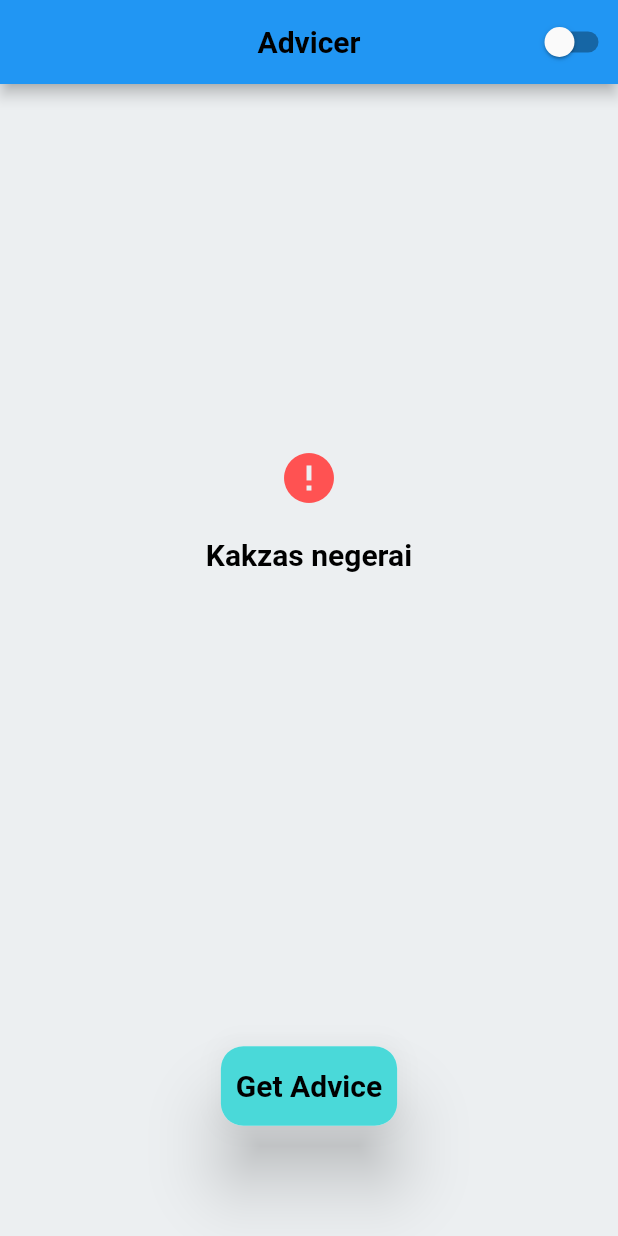
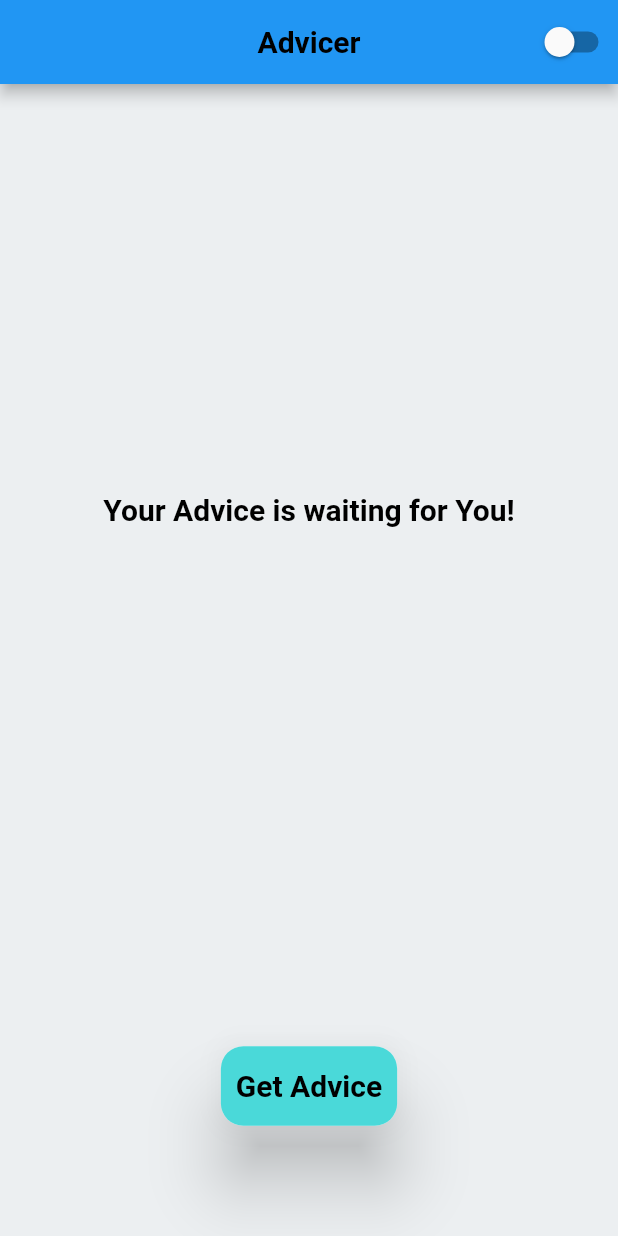
Before and after one commit to TadasPaulauskas/advicer-smart-api, a Flutter app: the screen it shows after launch, on a phone screen of 412 x 824 dp. Run offline on Flutter 3.47's test engine with Material 2 defaults, Android fonts, the phone set to English and light mode, and no system bars; our stand-ins replace equatable, flutter_bloc; Roboto replaces fonts that are missing (Rubik).

Commit message:
Added bloc and equatable

```diff
--- a/lib/application/pages/advice/advice_page.dart
+++ b/lib/application/pages/advice/advice_page.dart
@@ -3,7 +3,22 @@ import 'package:advicer_smart_api/application/pages/advice/widgets/advice_field.
 import 'package:advicer_smart_api/application/pages/advice/widgets/custom_button.dart';
 import 'package:advicer_smart_api/application/pages/advice/widgets/error_message.dart';
 import 'package:flutter/material.dart';
+import 'package:flutter_bloc/flutter_bloc.dart';
 import 'package:provider/provider.dart';
+
+import 'bloc/advicer_bloc.dart';
+
+class AdvicerPageWrapperProvider extends StatelessWidget {
+  const AdvicerPageWrapperProvider({super.key});
+
+  @override
+  Widget build(BuildContext context) {
+    return BlocProvider(
+      create: (context) => AdvicerBloc(),
+      child: const AdvicerPage(),
+    );
+  }
+}
 
 class AdvicerPage extends StatelessWidget {
   const AdvicerPage({super.key});
@@ -30,21 +45,31 @@ class AdvicerPage extends StatelessWidget {
         padding: const EdgeInsets.symmetric(horizontal: 50),
         child: Column(
           mainAxisAlignment: MainAxisAlignment.center,
-          children: const [
+          children: [
             Expanded(
               child: Center(
-                child: ErrorMessage(messge: 'Kakzas negerai'),
-                // AdviceField(advice: 'Hello'),
-                // CircularProgressIndicator(
-                //   color: themeData.colorScheme.secondary,
-                // ),
-                // Text(
-                //   'Your Advice is waiting for You!',
-                //   style: themeData.textTheme.displayLarge,
-                // ),
+                child: BlocBuilder<AdvicerBloc, AdvicerState>(
+                  builder: (context, state) {
+                    if (state is AdvicerInitial) {
+                      return Text(
+                        'Your Advice is waiting for You!',
+                        style: themeData.textTheme.displayLarge,
+                      );
+                    } else if (state is AdvicerStateLoading) {
+                      return CircularProgressIndicator(
+                        color: themeData.colorScheme.secondary,
+                      );
+                    } else if (state is AdvicerStateLoaded) {
+                      return AdviceField(advice: state.advice);
+                    } else if (state is AdvicerStateError) {
+                      return ErrorMessage(messge: state.message);
+                    }
+                    return const ErrorMessage(messge: 'Kakzas negerai');
+                  },
+                ),
               ),
             ),
-            SizedBox(
+            const SizedBox(
               height: 200,
               child: Center(
                 child: CustomButton(),
--- /dev/null
+++ b/lib/application/pages/advice/bloc/advicer_bloc.dart
@@ -0,0 +1,19 @@
+import 'package:equatable/equatable.dart';
+import 'package:flutter/material.dart';
+import 'package:flutter_bloc/flutter_bloc.dart';
+
+part 'advicer_event.dart';
+part 'advicer_state.dart';
+
+class AdvicerBloc extends Bloc<AdvicerEvent, AdvicerState> {
+  AdvicerBloc() : super(AdvicerInitial()) {
+    on<AdviceRequestedEvent>((event, emit) async {
+      emit(AdvicerStateLoading());
+      debugPrint('fake get advice');
+      await Future.delayed(const Duration(seconds: 5), () {});
+      debugPrint('got an advice');
+      emit(AdvicerStateLoaded(advice: 'fake advice to test bloc'));
+      emit(AdvicerStateError(message: 'Neuzkrove jokio uzraso'));
+    });
+  }
+}
--- /dev/null
+++ b/lib/application/pages/advice/bloc/advicer_event.dart
@@ -0,0 +1,9 @@
+part of 'advicer_bloc.dart';
+
+@immutable
+abstract class AdvicerEvent extends Equatable {
+  @override
+  List<Object?> get props => [];
+}
+
+class AdviceRequestedEvent extends AdvicerEvent {}
--- /dev/null
+++ b/lib/application/pages/advice/bloc/advicer_state.dart
@@ -0,0 +1,27 @@
+part of 'advicer_bloc.dart';
+
+@immutable
+abstract class AdvicerState extends Equatable {
+  @override
+  List<Object?> get props => [];
+}
+
+class AdvicerInitial extends AdvicerState {}
+
+class AdvicerStateLoading extends AdvicerState {}
+
+class AdvicerStateLoaded extends AdvicerState {
+  final String advice;
+  AdvicerStateLoaded({required this.advice});
+
+  @override
+  List<Object?> get props => [advice];
+}
+
+class AdvicerStateError extends AdvicerState {
+  final String message;
+  AdvicerStateError({required this.message});
+
+  @override
+  List<Object?> get props => [message];
+}
--- a/lib/application/pages/advice/widgets/custom_button.dart
+++ b/lib/application/pages/advice/widgets/custom_button.dart
@@ -1,4 +1,6 @@
+import 'package:advicer_smart_api/application/pages/advice/bloc/advicer_bloc.dart';
 import 'package:flutter/material.dart';
+import 'package:flutter_bloc/flutter_bloc.dart';
 
 class CustomButton extends StatelessWidget {
   const CustomButton({super.key});
@@ -8,7 +10,7 @@ class CustomButton extends StatelessWidget {
     final themeData = Theme.of(context);
     return InkResponse(
       onTap: () {
-        print('Add Advice pressed...');
+        BlocProvider.of<AdvicerBloc>(context).add(AdviceRequestedEvent());
       },
       child: Material(
         elevation: 20,
--- a/lib/main.dart
+++ b/lib/main.dart
@@ -26,7 +26,7 @@ class MyApp extends StatelessWidget {
               themeService.isDarkModeOn ? ThemeMode.dark : ThemeMode.light,
           theme: AppTheme.lightTheme,
           darkTheme: AppTheme.darkTheme,
-          home: const AdvicerPage(),
+          home: const AdvicerPageWrapperProvider(),
         );
       },
     );
--- a/pubspec.yaml
+++ b/pubspec.yaml
@@ -36,6 +36,8 @@ dependencies:
   # Use with the CupertinoIcons class for iOS style icons.
   cupertino_icons: ^1.0.2
   provider: ^6.0.5
+  flutter_bloc: ^8.1.2
+  equatable: ^2.0.5
 
 dev_dependencies:
   flutter_test:
```
Also changed, not shown: pubspec.lock.
